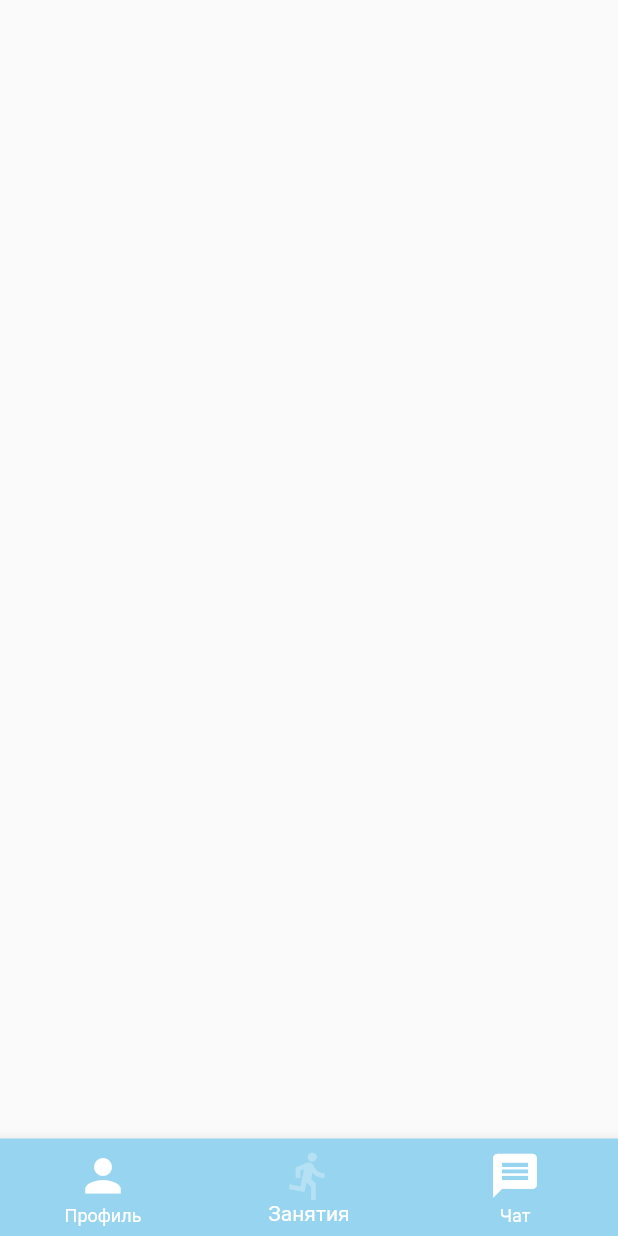
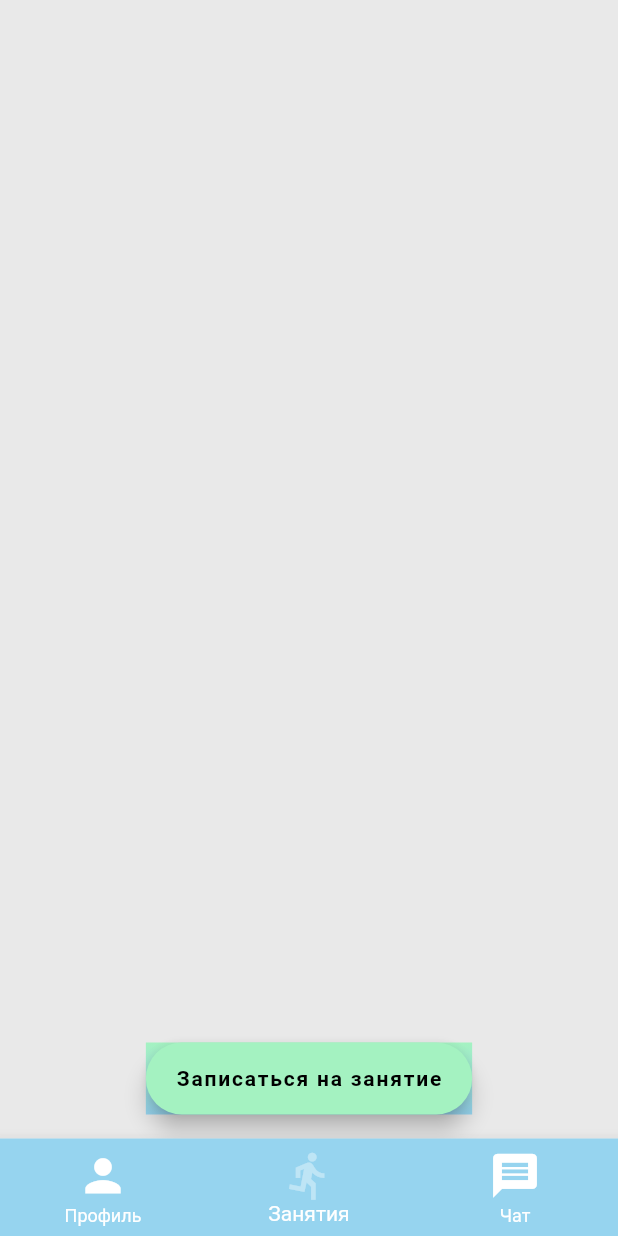
Before and after one commit to SmartYoga/mobile, a Flutter app: the MyHomePage screen opened directly, item 2 of the bottom bar chosen, on a phone screen of 412 x 824 dp. Run offline on Flutter 3.47's test engine with Material 2 defaults, Android fonts, the phone set to English and light mode, and no system bars; our stand-ins replace convert, rxdart.

Commit message:
опять фиксы

```diff
--- a/lib/model/message.dart
+++ b/lib/model/message.dart
@@ -16,15 +16,15 @@ class Message {
 // YOU - current user
 final User currentUser = User(
   id: 0,
-  name: 'Current User',
-  imageUrl: 'assets/id0.jpg',
+  name: 'Катя',
+  imageUrl: 'assets/pelevin.jpg',
 );
 
 // USERS
 final User id1 = User(
   id: 1,
   name: 'Петя',
-  imageUrl: 'assets/id0.jpg',
+  imageUrl: '',
 );
 final User id2 = User(
   id: 2,
--- a/lib/pages/navBar.dart
+++ b/lib/pages/navBar.dart
@@ -41,7 +41,7 @@ class _MyHomePageState extends State<MyHomePage> {
           type: BottomNavigationBarType.fixed,
           backgroundColor: Color(0xFF96D4EF),
           unselectedItemColor: Colors.white,
-          selectedIconTheme: IconThemeData(color: Colors.white30),
+          selectedIconTheme: IconThemeData(color: Colors.white38),
           selectedLabelStyle: TextStyle(color: Colors.blue[100]),
           selectedItemColor: Colors.white,
           items: <BottomNavigationBarItem>[
--- a/lib/pages/profile/meal_detail_screen.dart
+++ b/lib/pages/profile/meal_detail_screen.dart
@@ -15,7 +15,7 @@ class MealDetailScreen extends StatelessWidget {
           SliverAppBar(
             snap: true,
             floating: true,
-            backgroundColor: const Color(0xFF200087),
+            backgroundColor: const Color(0xFF625C83),
             expandedHeight: 300,
             shape: RoundedRectangleBorder(
                 borderRadius: BorderRadius.all(Radius.circular(40))),
--- a/lib/pages/profile/workout_screen.dart
+++ b/lib/pages/profile/workout_screen.dart
@@ -106,7 +106,7 @@ class WorkoutScreen extends StatelessWidget {
                         leading: Container(
                           decoration: BoxDecoration(
                             borderRadius: BorderRadius.all(Radius.circular(20)),
-                            color: const Color(0xFF5B4D9D),
+                            color: const Color(0xFF625C83),
                           ),
                           padding: const EdgeInsets.all(6),
                           child: Image.asset(
--- a/lib/pages/workout/workout.dart
+++ b/lib/pages/workout/workout.dart
@@ -3,6 +3,29 @@ import 'package:flutter/material.dart';
 class WorkoutPage extends StatelessWidget {
   @override
   Widget build(BuildContext context) {
-    return Container();
+    return Scaffold(
+      backgroundColor: const Color(0xFFE9E9E9),
+      body: new Column(),
+      floatingActionButton: Container(
+        decoration: BoxDecoration(
+          gradient: LinearGradient(
+            begin: Alignment.topCenter,
+            end: Alignment.bottomCenter,
+            colors: [
+              const Color(0xFFA4F2C1),
+              const Color(0xFF96D4EF),
+            ],
+          ),
+        ),
+        child: FloatingActionButton.extended(
+          onPressed: null,
+          label: Text('Записаться на занятие',
+              style:
+                  TextStyle(fontWeight: FontWeight.bold, color: Colors.black)),
+          backgroundColor: Color(0xFFA4F2C1),
+        ),
+      ),
+      floatingActionButtonLocation: FloatingActionButtonLocation.centerFloat,
+    );
   }
 }
```
Also changed, not shown: lib/pages/profile/start.dart (+26 -6 lines), assets/pelevin.jpg (added).
